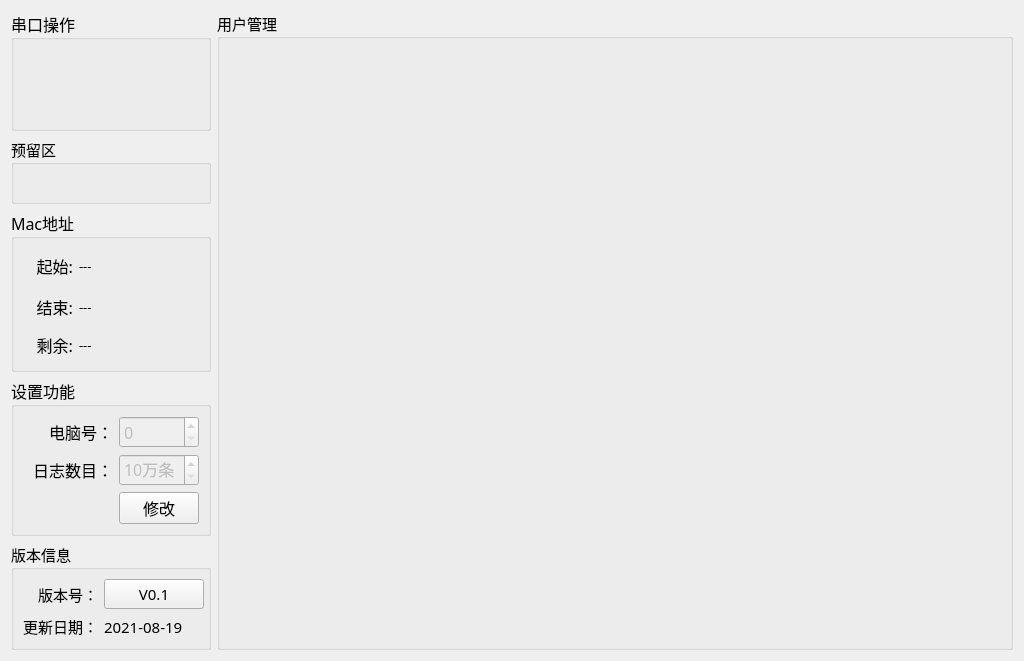
The window that Socket-Fvt/Socket-Fvt/setups/setup_mainwid.ui (ChinaClever/ScalePoint) describes before a commit, drawn with Qt 5.
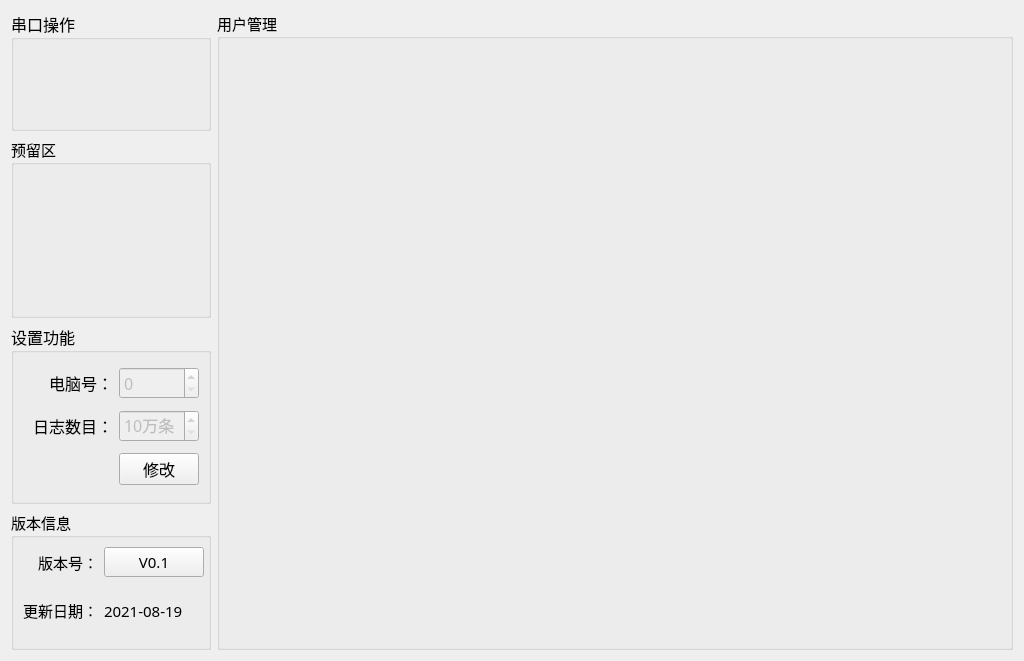
The same window after the commit.

Diff of the .ui file:
```diff
--- a/Socket-Fvt/Socket-Fvt/setups/setup_mainwid.ui
+++ b/Socket-Fvt/Socket-Fvt/setups/setup_mainwid.ui
@@ -20,133 +20,14 @@
    <string>Form</string>
   </property>
   <layout class="QGridLayout" name="gridLayout_6">
-   <item row="2" column="0">
-    <widget class="QGroupBox" name="groupBox_4">
-     <property name="maximumSize">
-      <size>
-       <width>16777215</width>
-       <height>220</height>
-      </size>
-     </property>
-     <property name="font">
-      <font>
-       <family>微软雅黑</family>
-       <pointsize>12</pointsize>
-      </font>
-     </property>
+   <item row="1" column="0">
+    <widget class="QGroupBox" name="groupBox_6">
      <property name="title">
-      <string>Mac地址</string>
+      <string>预留区</string>
      </property>
-     <layout class="QGridLayout" name="gridLayout_3">
-      <item row="1" column="0">
-       <widget class="QLabel" name="label_12">
-        <property name="minimumSize">
-         <size>
-          <width>0</width>
-          <height>35</height>
-         </size>
-        </property>
-        <property name="maximumSize">
-         <size>
-          <width>50</width>
-          <height>16777215</height>
-         </size>
-        </property>
-        <property name="text">
-         <string>结束:</string>
-        </property>
-        <property name="alignment">
-         <set>Qt::AlignRight|Qt::AlignTrailing|Qt::AlignVCenter</set>
-        </property>
-       </widget>
-      </item>
-      <item row="0" column="1" colspan="2">
-       <widget class="QLabel" name="startMacLab">
-        <property name="font">
-         <font>
-          <family>宋体</family>
-          <pointsize>10</pointsize>
-         </font>
-        </property>
-        <property name="text">
-         <string>---</string>
-        </property>
-       </widget>
-      </item>
-      <item row="0" column="0">
-       <widget class="QLabel" name="label_11">
-        <property name="minimumSize">
-         <size>
-          <width>0</width>
-          <height>35</height>
-         </size>
-        </property>
-        <property name="maximumSize">
-         <size>
-          <width>50</width>
-          <height>16777215</height>
-         </size>
-        </property>
-        <property name="text">
-         <string>起始:</string>
-        </property>
-        <property name="alignment">
-         <set>Qt::AlignRight|Qt::AlignTrailing|Qt::AlignVCenter</set>
-        </property>
-       </widget>
-      </item>
-      <item row="1" column="1" colspan="2">
-       <widget class="QLabel" name="endMacLab">
-        <property name="font">
-         <font>
-          <family>宋体</family>
-          <pointsize>10</pointsize>
-         </font>
-        </property>
-        <property name="text">
-         <string>---</string>
-        </property>
-       </widget>
-      </item>
-      <item row="2" column="0">
-       <widget class="QLabel" name="label_13">
-        <property name="minimumSize">
-         <size>
-          <width>0</width>
-          <height>30</height>
-         </size>
-        </property>
-        <property name="maximumSize">
-         <size>
-          <width>50</width>
-          <height>16777215</height>
-         </size>
-        </property>
-        <property name="text">
-         <string>剩余:</string>
-        </property>
-        <property name="alignment">
-         <set>Qt::AlignRight|Qt::AlignTrailing|Qt::AlignVCenter</set>
-        </property>
-       </widget>
-      </item>
-      <item row="2" column="1" colspan="2">
-       <widget class="QLabel" name="cntMacLab">
-        <property name="font">
-         <font>
-          <family>宋体</family>
-          <pointsize>10</pointsize>
-         </font>
-        </property>
-        <property name="text">
-         <string>---</string>
-        </property>
-       </widget>
-      </item>
-     </layout>
     </widget>
    </item>
-   <item row="0" column="1" rowspan="5">
+   <item row="0" column="1" rowspan="4">
     <widget class="QGroupBox" name="groupBox_5">
      <property name="title">
       <string>用户管理</string>
@@ -158,44 +39,7 @@
      </layout>
     </widget>
    </item>
-   <item row="0" column="0">
-    <widget class="QGroupBox" name="groupBox_3">
-     <property name="minimumSize">
-      <size>
-       <width>0</width>
-       <height>80</height>
-      </size>
-     </property>
-     <property name="maximumSize">
-      <size>
-       <width>200</width>
-       <height>120</height>
-      </size>
-     </property>
-     <property name="font">
-      <font>
-       <family>微软雅黑</family>
-       <pointsize>12</pointsize>
-      </font>
-     </property>
-     <property name="title">
-      <string>串口操作</string>
-     </property>
-     <layout class="QGridLayout" name="gridLayout">
-      <item row="0" column="0">
-       <widget class="QWidget" name="comWid" native="true">
-        <property name="minimumSize">
-         <size>
-          <width>0</width>
-          <height>70</height>
-         </size>
-        </property>
-       </widget>
-      </item>
-     </layout>
-    </widget>
-   </item>
-   <item row="4" column="0">
+   <item row="3" column="0">
     <widget class="QGroupBox" name="groupBox">
      <property name="maximumSize">
       <size>
@@ -250,7 +94,44 @@
      </layout>
     </widget>
    </item>
-   <item row="3" column="0">
+   <item row="0" column="0">
+    <widget class="QGroupBox" name="groupBox_3">
+     <property name="minimumSize">
+      <size>
+       <width>0</width>
+       <height>80</height>
+      </size>
+     </property>
+     <property name="maximumSize">
+      <size>
+       <width>200</width>
+       <height>120</height>
+      </size>
+     </property>
+     <property name="font">
+      <font>
+       <family>微软雅黑</family>
+       <pointsize>12</pointsize>
+      </font>
+     </property>
+     <property name="title">
+      <string>串口操作</string>
+     </property>
+     <layout class="QGridLayout" name="gridLayout">
+      <item row="0" column="0">
+       <widget class="QWidget" name="comWid" native="true">
+        <property name="minimumSize">
+         <size>
+          <width>0</width>
+          <height>70</height>
+         </size>
+        </property>
+       </widget>
+      </item>
+     </layout>
+    </widget>
+   </item>
+   <item row="2" column="0">
     <widget class="QGroupBox" name="groupBox_2">
      <property name="minimumSize">
       <size>
@@ -343,13 +224,6 @@
      </layout>
     </widget>
    </item>
-   <item row="1" column="0">
-    <widget class="QGroupBox" name="groupBox_6">
-     <property name="title">
-      <string>预留区</string>
-     </property>
-    </widget>
-   </item>
   </layout>
  </widget>
  <resources/>
```
